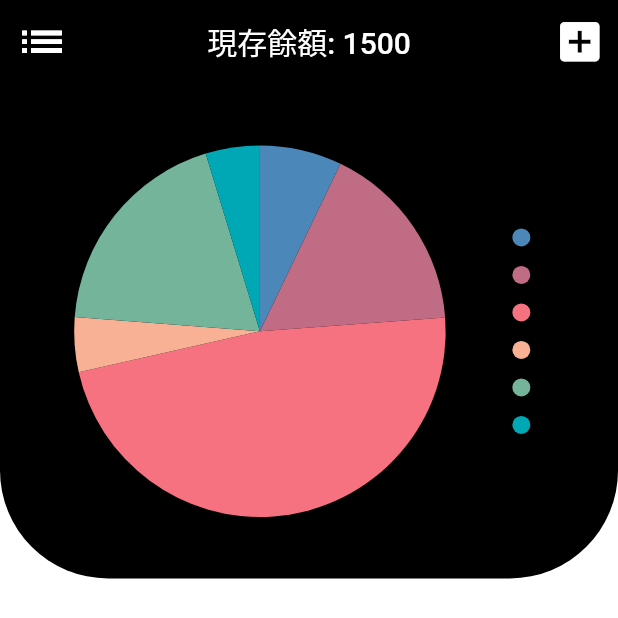
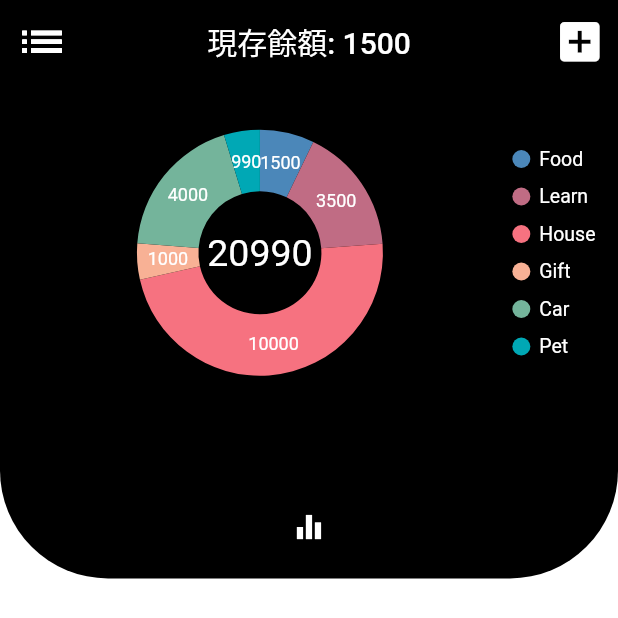
Before and after one commit to ShallowFeather/flutterapp, a Flutter app: the MainPage screen opened directly, on a phone screen of 412 x 824 dp. Shown: the top 618 px of the screen. Run offline on Flutter 3.47's test engine with Material 2 defaults, Android fonts, the phone set to English and light mode, and no system bars; our stand-ins replace syncfusion_flutter_charts.

Commit message:
change the posittion of chart and add the button

```diff
--- a/lib/widgets/chart.dart
+++ b/lib/widgets/chart.dart
@@ -1,14 +1,12 @@
 import 'package:flutter/cupertino.dart';
 import 'package:flutter/material.dart';
 import 'package:syncfusion_flutter_charts/charts.dart';
-
 
 class BackChart extends StatelessWidget {
   @override
   Widget build(BuildContext context) {
     Size size = MediaQuery.of(context).size;
-    return Column(
-      children: <Widget>[
+    return Column(children: <Widget>[
       Container(
         height: size.height * 0.4,
         child: Stack(
@@ -22,17 +20,27 @@ class BackChart extends StatelessWidget {
                     borderRadius: BorderRadius.only(
                       bottomLeft: Radius.circular(72),
                       bottomRight: Radius.circular(72),
-                    )
-                )
+                    ))),
+            Container(
+              alignment: Alignment.center,
+              width: 500,
+              height: 225,
+              child: Chart(),
             ),
             Positioned(
-                child: Chart(),
-              ),
+                bottom: 10,
+                right: 0,
+                left: 0,
+                child: IconButton(
+                  padding: EdgeInsets.zero,
+                  onPressed: () {},
+                  icon: Icon(Icons.equalizer_outlined),
+                  color: Colors.white,
+                ))
           ],
         ),
       )
-      ]
-    );
+    ]);
   }
 }
 
@@ -53,22 +61,41 @@ class _Chart extends State<Chart> {
   @override
   Widget build(BuildContext context) {
     return Container(
-        width: ,
         child: SafeArea(
             child: Scaffold(
       backgroundColor: Colors.transparent,
       body: SfCircularChart(
-                legend: Legend(isVisible: true, backgroundColor: Colors.white),
+          annotations: <CircularChartAnnotation>[
+            CircularChartAnnotation(
+              widget: Container(
+                color: Colors.transparent,
+                child: PhysicalModel(
+                  color: Colors.transparent,
+                  child: Text(
+                    '20990',
+                    style: TextStyle(
+                      color: Colors.white,
+                      fontSize: 25,
+                    ),
+                  ),
+                ),
+              ),
+            )
+          ],
+          legend: Legend(
+              isVisible: true,
+              backgroundColor: Colors.transparent,
+              textStyle: TextStyle(color: Colors.white)),
           series: <CircularSeries>[
-                  PieSeries<TotalData, String>(
+            DoughnutSeries<TotalData, String>(
               dataSource: _chartData,
               xValueMapper: (TotalData data, _) => data.continent,
               yValueMapper: (TotalData data, _) => data.cost,
+              dataLabelSettings: DataLabelSettings(
+                  isVisible: true, textStyle: TextStyle(color: Colors.white)),
             )
-                ],backgroundColor: Colors.transparent,),
-            )
-          )
-    );
+          ]),
+    )));
   }
 
   List<TotalData> getChartData() {
@@ -86,6 +113,7 @@ class _Chart extends State<Chart> {
 
 class TotalData {
   TotalData(this.continent, this.cost);
+
   final String continent;
   final int cost;
 }
```
Lines whose indentation alone changed are shown as unchanged.
